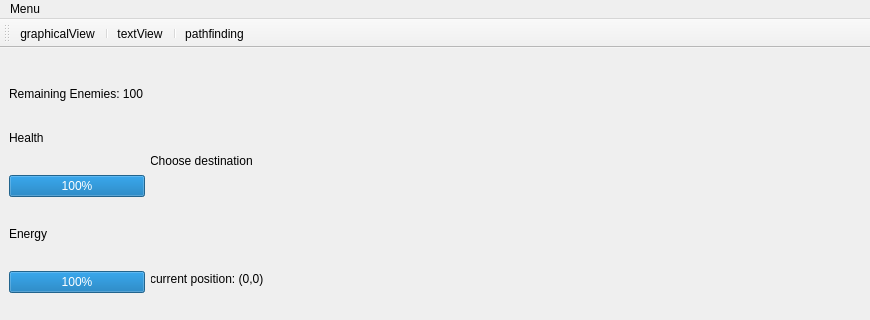
First picture: the form in mainwindow.ui, repository Stalpaard/MediaProcessingGame, before the edit; both pictures show x 0 to 870 and y 0 to 320 of the 870 by 671 pixel window.
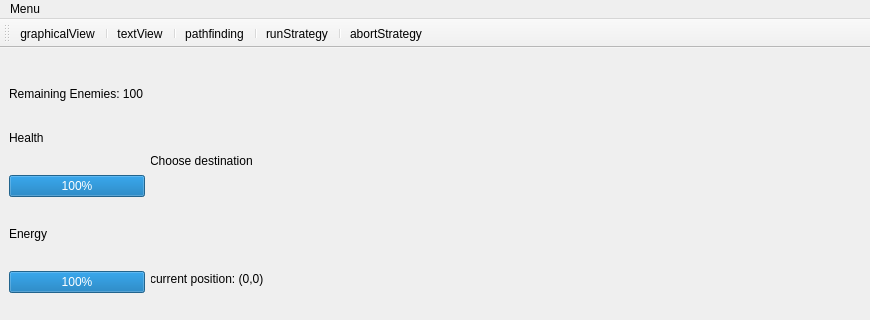
Second picture: the form after the edit.

Commit message: Strategy added / pathfinding in ModelWorld modified

```diff
--- a/mainwindow.ui
+++ b/mainwindow.ui
@@ -469,6 +469,10 @@
    <addaction name="actiontextView"/>
    <addaction name="separator"/>
    <addaction name="actionPathFinding"/>
+   <addaction name="separator"/>
+   <addaction name="actionrunStrategy"/>
+   <addaction name="separator"/>
+   <addaction name="actionabortStrategy"/>
   </widget>
   <action name="actionOpen_world">
    <property name="text">
@@ -495,6 +499,16 @@
     <string>pathfinding</string>
    </property>
   </action>
+  <action name="actionrunStrategy">
+   <property name="text">
+    <string>runStrategy</string>
+   </property>
+  </action>
+  <action name="actionabortStrategy">
+   <property name="text">
+    <string>abortStrategy</string>
+   </property>
+  </action>
  </widget>
  <resources/>
  <connections/>
```
The commit also changes 9 other files.
